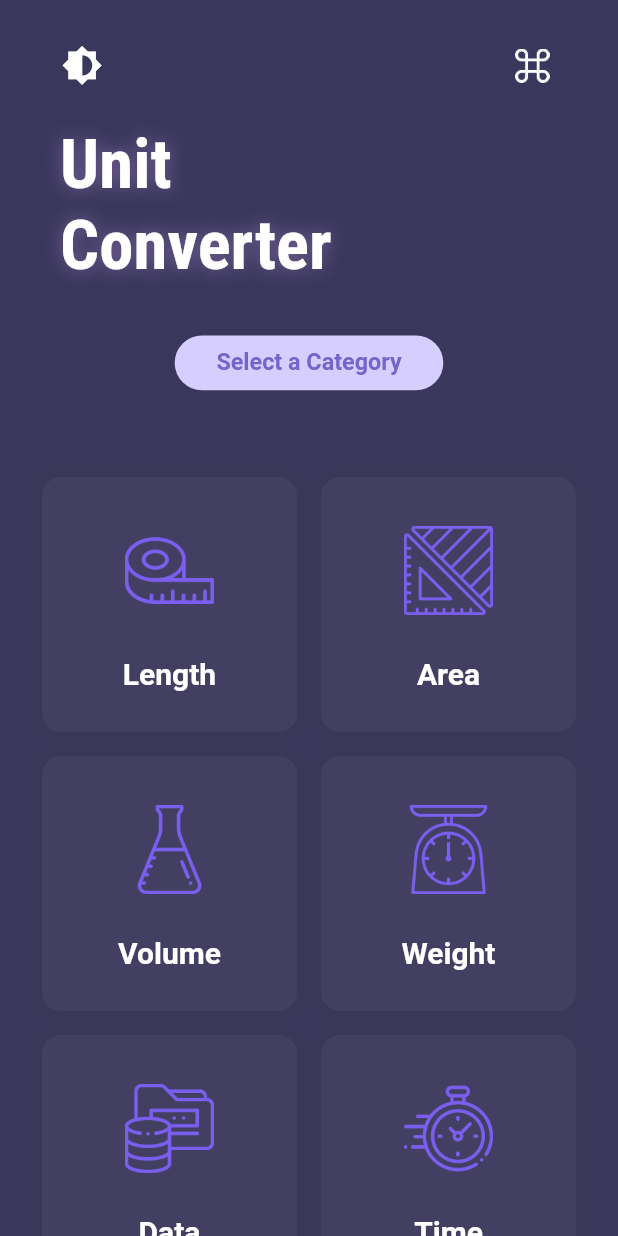
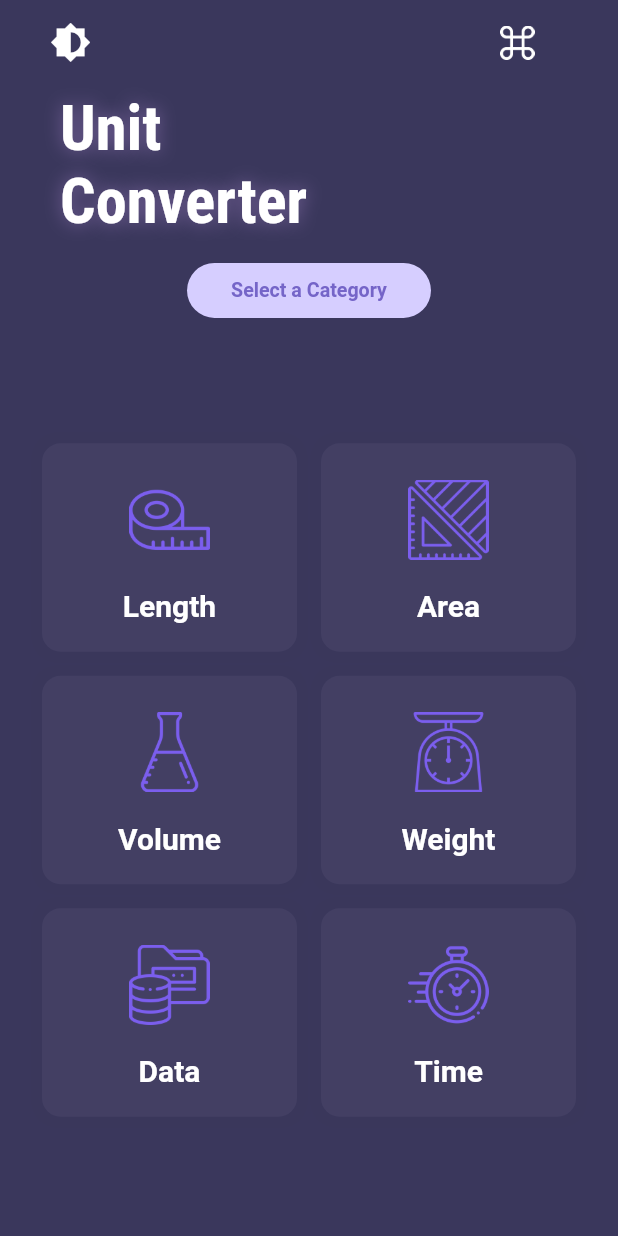
Before and after one commit to bharat-1809/Unito, a Flutter app: the screen it shows after launch, after a tap on the "brightness medium" icon, on a phone screen of 412 x 824 dp. Run offline on Flutter 3.47's test engine with Material 2 defaults, Android fonts, the phone set to English and light mode, and no system bars; drawn by our look-alikes of google_mobile_ads; our stand-ins replace data_connection_checker, flare_flutter; network calls fail.

Commit message:
ptch: improve and add ads

```diff
--- a/lib/component/appAds.dart
+++ b/lib/component/appAds.dart
@@ -1,9 +1,14 @@
 import 'dart:io';
 
+import 'package:google_mobile_ads/google_mobile_ads.dart';
+
 class AddManager {
-  static String get appId {
+  AddManager(this.initialization);
+  Future<InitializationStatus> initialization;
+
+  String get appId {
     if (Platform.isAndroid) {
-      return  "ca-app-pub-1828204131712236~3033530989";//"ca-app-pub-3940256099942544~4354546703";
+      return "ca-app-pub-1828204131712236~3033530989";
     } else if (Platform.isIOS) {
       return "APPSTORE_KEY";
     } else {
@@ -11,9 +16,9 @@ class AddManager {
     }
   }
 
-  static String get bannerAdUnitId {
+  String get bottomBannerAdId {
     if (Platform.isAndroid) {
-      return "ca-app-pub-1828204131712236/2650387606";//"ca-app-pub-3940256099942544/8865242552";
+      return "ca-app-pub-1828204131712236/2650387606";
     } else if (Platform.isIOS) {
       return "IOS_BANNER_KEY";
     } else {
@@ -21,7 +26,17 @@ class AddManager {
     }
   }
 
-  static String get interstitialAdUnitId {
+  String get topBannerAdId {
+    if (Platform.isAndroid) {
+      return "ca-app-pub-1828204131712236/8522925412";
+    } else if (Platform.isIOS) {
+      return "IOS_BANNER_KEY";
+    } else {
+      throw UnsupportedError("Unsupported Platform");
+    }
+  }
+
+  String get themeInterstitialAdId {
     if (Platform.isAndroid) {
       return "ca-app-pub-1828204131712236/8318238523";
     } else if (Platform.isIOS) {
@@ -30,4 +45,41 @@ class AddManager {
       throw new UnsupportedError("Unsupported platform");
     }
   }
+
+  String get aboutInterstitialAdId {
+    if (Platform.isAndroid) {
+      return "ca-app-pub-1828204131712236/1957517061";
+    } else if (Platform.isIOS) {
+      return "IOS_INTERSTITIAL_AD_ID";
+    } else {
+      throw new UnsupportedError("Unsupported platform");
+    }
+  }
+
+  String get testBanerAdId => 'ca-app-pub-3940256099942544/6300978111';
+  String get testInterstitialAdId => 'ca-app-pub-3940256099942544/1033173712';
+
+  AdListener get adListener => _adListener;
+
+  final AdListener _adListener = AdListener(
+    // Called when an ad is successfully received.
+    onAdLoaded: (Ad ad) => print('Ad--${ad.adUnitId} loaded.'),
+    // Called when an ad request failed.
+    onAdFailedToLoad: (Ad ad, LoadAdError error) {
+      ad.dispose();
+      print('Ad--${ad.adUnitId} failed to load: $error');
+    },
+    // Called when an ad opens an overlay that covers the screen.
+    onAdOpened: (Ad ad) => print('Ad--${ad.adUnitId} opened.'),
+    // Called when an ad removes an overlay that covers the screen.
+    onAdClosed: (Ad ad) {
+      print('Ad--${ad.adUnitId} closed.');
+      if (ad is InterstitialAd) {
+        ad.dispose();
+        ad.load();
+      }
+    },
+    // Called when an ad is in the process of leaving the application.
+    onApplicationExit: (Ad ad) => print('Ad--${ad.adUnitId} ---- Left application.'),
+  );
 }
--- a/lib/component/category_tile.dart
+++ b/lib/component/category_tile.dart
@@ -1,5 +1,4 @@
 import 'package:flutter/material.dart';
-import 'package:page_transition/page_transition.dart';
 import 'package:unito/component/category.dart';
 import 'package:unito/screens/unit_screen.dart';
 
@@ -19,10 +18,11 @@ class CategoryTile extends StatelessWidget {
     final height = MediaQuery.of(context).size.height;
 
     void _openConverterRoute(Category categoryUnit) {
-      Navigator.of(context).push(PageTransition(
-        child: UnitConverter(category: categoryUnit),
-        type: PageTransitionType.rightToLeftWithFade,
-      ));
+      Navigator.of(context).push(
+        MaterialPageRoute(
+          builder: (context) => UnitConverter(category: categoryUnit),
+        ),
+      );
     }
 
     return Padding(
@@ -35,7 +35,7 @@ class CategoryTile extends StatelessWidget {
           borderRadius: _borderRadius,
           boxShadow: [
             BoxShadow(
-              color: Color.fromRGBO(46, 46, 46, 0.05),
+              color: Color.fromRGBO(46, 46, 46, 0.03),
               offset: Offset(0.0, 0.0),
               spreadRadius: 5,
               blurRadius: 10,
@@ -61,11 +61,11 @@ class CategoryTile extends StatelessWidget {
                     padding: _padding8,
                     child: Image.asset(
                       category.iconLocation,
-                      height: 0.07226810673443456392 * height,
-                      width: 0.07226810673443456392 * height,
+                      height: 0.065 * height,
+                      width: 0.065 * height,
                     ),
                   ),
-                  SizedBox(height: 0.00222363405336721735 * height),
+                  SizedBox(height: 0.0022 * height),
                   Text(
                     category.name,
                     style: Theme.of(context).textTheme.caption,
--- a/lib/main.dart
+++ b/lib/main.dart
@@ -1,16 +1,23 @@
 import 'package:flutter/material.dart';
 import 'package:flutter/services.dart';
+import 'package:google_mobile_ads/google_mobile_ads.dart';
 import 'package:provider/provider.dart';
 import 'package:unito/app.dart';
+import 'package:unito/component/appAds.dart';
 import 'package:unito/theme/themeChanger.dart';
 
 void main() {
+  WidgetsFlutterBinding.ensureInitialized();
+  final initFuture = MobileAds.instance.initialize();
+  final adManager = AddManager(initFuture);
+
   /// This ensures that the orientation is always portrait
-
-  WidgetsFlutterBinding.ensureInitialized();
-  SystemChrome.setPreferredOrientations([DeviceOrientation.portraitUp]).then((_) => runApp(
-        Unito(),
-      ));
+  SystemChrome.setPreferredOrientations([DeviceOrientation.portraitUp]).then(
+    (_) => runApp(Provider.value(
+      value: adManager,
+      builder: (context, child) => Unito(),
+    )),
+  );
 }
 
 /// Unit Converter App.
--- a/lib/screens/category_screen.dart
+++ b/lib/screens/category_screen.dart
@@ -1,7 +1,7 @@
 import 'dart:convert';
 import 'package:flutter/material.dart';
 import 'package:flutter/rendering.dart';
-import 'package:page_transition/page_transition.dart';
+import 'package:google_mobile_ads/google_mobile_ads.dart';
 import 'package:unito/component/appAds.dart';
 import 'package:unito/component/category.dart';
 import 'package:unito/component/category_tile.dart';
@@ -10,7 +10,6 @@ import 'package:unito/screens/menu_screen.dart';
 import 'package:unito/theme/themeChanger.dart';
 import 'package:provider/provider.dart';
 import 'package:unito/theme/themes.dart';
-import 'package:firebase_admob/firebase_admob.dart';
 
 /// Builds the main screen.
 /// Containing the title, buttons and GridView
@@ -56,86 +55,55 @@ class _CategoryScreenState extends State<CategoryScreen> {
     'assets/icons/time2.png',
   ];
 
-  BannerAd _bannerAd;
-  InterstitialAd _interstitialAd;
-
-  bool _isInterstitialAdReady;
-
-  void _loadInterstitialAd() {
-    print("Loading Interstitial Ad");
-    _interstitialAd.load();
-  }
-
-  void _reloadInterstitialAd() async {
-    await _interstitialAd.dispose();
-
-    _isInterstitialAdReady = false;
-
-    _interstitialAd = InterstitialAd(
-      adUnitId: AddManager.interstitialAdUnitId,
-      listener: _onInterstitialAdEvent,
-    );
-
-    _interstitialAd.load();
-  }
-
-  void _moveToHome() {}
-
-  void _onInterstitialAdEvent(MobileAdEvent event) {
-    switch (event) {
-      case MobileAdEvent.loaded:
-        print("---------------------------> Interstitial Ad Loaded");
-        _isInterstitialAdReady = true;
-        break;
-      case MobileAdEvent.failedToLoad:
-        _isInterstitialAdReady = false;
-        print("---------------------------> Failed to load an interstitial ad");
-        break;
-      case MobileAdEvent.closed:
-        _moveToHome();
-        break;
-      default:
-      // NOTHING
-    }
-  }
-
-  void _loadBannerAd() {
-    _bannerAd
-      ..load()
-      ..show(anchorType: AnchorType.bottom);
-  }
-
-  @override
-  void initState() {
-    _isInterstitialAdReady = false;
-
-    _bannerAd = BannerAd(
-      adUnitId: AddManager.bannerAdUnitId,
-      size: AdSize.banner,
-    );
-
-    _interstitialAd = InterstitialAd(
-      adUnitId: AddManager.interstitialAdUnitId,
-      listener: _onInterstitialAdEvent,
-    );
-
-    _loadBannerAd();
-    _loadInterstitialAd();
-
-    super.initState();
-  }
+  BannerAd _bannerAdBottom;
+  BannerAd _bannerAdTop;
+  InterstitialAd _interstitialAdTheme;
+  InterstitialAd _interstitialAdAbout;
 
   @override
   void dispose() {
-    _bannerAd?.dispose();
-    _interstitialAd?.dispose();
-
+    _bannerAdBottom.dispose();
+    _bannerAdTop.dispose();
+    _interstitialAdTheme.dispose();
+    _interstitialAdAbout.dispose();
     super.dispose();
   }
 
   @override
   Future<void> didChangeDependencies() async {
     super.didChangeDependencies();
+    if (_bannerAdBottom == null || _bannerAdTop == null || _interstitialAdTheme == null) {
+      final _adManager = Provider.of<AddManager>(context);
+      _adManager.initialization.then((status) {
+        setState(() {
+          _bannerAdBottom = BannerAd(
+            size: AdSize.banner,
+            adUnitId: _adManager.bottomBannerAdId,
+            request: AdRequest(),
+            listener: _adManager.adListener,
+          )..load();
+
+          _bannerAdTop = BannerAd(
+            size: AdSize.banner,
+            adUnitId: _adManager.topBannerAdId,
+            request: AdRequest(),
+            listener: _adManager.adListener,
+          )..load();
+
+          _interstitialAdTheme = InterstitialAd(
+            adUnitId: _adManager.themeInterstitialAdId,
+            listener: _adManager.adListener,
+            request: AdRequest(),
+          )..load();
+
+          _interstitialAdAbout = InterstitialAd(
+            adUnitId: _adManager.aboutInterstitialAdId,
+            listener: _adManager.adListener,
+            request: AdRequest(),
+          )..load();
+        });
+      });
+    }
     if (_categories.isEmpty) {
       await _retrieveLocalCategories();
     }
@@ -208,7 +176,7 @@ class _CategoryScreenState extends State<CategoryScreen> {
       updateCategoryIcons();
       return GridView.count(
         crossAxisCount: 2,
-        childAspectRatio: 1,
+        childAspectRatio: 1.2,
         padding: EdgeInsets.symmetric(horizontal: 20.0, vertical: 1.0),
         children: _categories.map((Category c) {
           return CategoryTile(category: c);
@@ -224,28 +192,24 @@ class _CategoryScreenState extends State<CategoryScreen> {
         mainAxisAlignment: MainAxisAlignment.start,
         children: <Widget>[
           /// Spacer
-          SizedBox(height: 0.02401359593392630365 * height),
+          SizedBox(height: 0.005501359593392630365 * height),
 
           /// Top Icon Row
           Row(
-            mainAxisAlignment: MainAxisAlignment.spaceEvenly,
+            mainAxisAlignment: MainAxisAlignment.spaceAround,
             children: <Widget>[
               /// Spacer
-              SizedBox(width: width / 90),
 
               /// Theme toggle icon
               IconButton(
                 onPressed: () async {
-                  if (_isInterstitialAdReady) {
-                    _interstitialAd.show();
+                  if (_interstitialAdTheme != null) {
+                    _interstitialAdTheme.show();
                   }
 
-                  print("Theme change toogled");
+                  print('Theme changed toggled');
                   theme.themeData =
                       isDarkTheme ? appTheme.getLightTheme() : appTheme.getDarkTheme();
-
-                  _moveToHome();
-                  _reloadInterstitialAd();
                 },
                 padding: EdgeInsets.all(0.0),
                 highlightColor: Colors.transparent,
@@ -256,7 +220,7 @@ class _CategoryScreenState extends State<CategoryScreen> {
                   color: Theme.of(context).iconTheme.color,
                 ),
               ),
-              SizedBox(width: width / 2),
+              SizedBox(width: width / 3),
 
               /// Menu Icon
               FlatButton(
@@ -264,11 +228,13 @@ class _CategoryScreenState extends State<CategoryScreen> {
                 splashColor: Colors.transparent,
                 highlightColor: Colors.transparent,
                 onPressed: () {
-                  print('Height: $height || Width: $width');
-                  Navigator.of(context).push(PageTransition(
-                    child: MenuScreen(),
-                    type: PageTransitionType.rightToLeftWithFade,
-                  ));
+                  if (_interstitialAdAbout != null) {
+                    _interstitialAdAbout.show();
+                  }
+
+                  Navigator.of(context).push(
+                    MaterialPageRoute(builder: (context) => MenuScreen()),
+                  );
                 },
                 child: getIcon(),
               ),
@@ -276,7 +242,7 @@ class _CategoryScreenState extends State<CategoryScreen> {
           ),
 
           /// Spacer
-          SizedBox(height: 0.01901359593392630365 * height),
+          SizedBox(height: 0.01001359593392630365 * height),
 
           /// Heading Container
           Row(
@@ -290,14 +256,14 @@ class _CategoryScreenState extends State<CategoryScreen> {
                     style: Theme.of(context)
                         .textTheme
                         .headline5
-                        .copyWith(fontSize: 0.05559085133418043379 * height),
+                        .copyWith(fontSize: 0.05059085133418043379 * height),
                   ),
                   Text(
                     "Converter",
                     style: Theme.of(context)
                         .textTheme
                         .headline5
-                        .copyWith(fontSize: 0.05559085133418043379 * height),
+                        .copyWith(fontSize: 0.05059085133418043379 * height),
                   ),
                 ],
               ),
@@ -305,11 +271,11 @@ class _CategoryScreenState extends State<CategoryScreen> {
           ),
 
           /// Spacer
-          SizedBox(height: 0.03901359593392630365 * height),
+          SizedBox(height: 0.02001359593392630365 * height),
 
           /// Container for sub-heading
           Container(
-            width: 0.43472222222222220737 * width,
+            width: 0.39472222222222220737 * width,
             decoration: BoxDecoration(
               borderRadius: BorderRadius.circular(70),
               color: Theme.of(context).accentColor,
@@ -321,13 +287,22 @@ class _CategoryScreenState extends State<CategoryScreen> {
                 style: Theme.of(context)
                     .textTheme
                     .subtitle1
-                    .copyWith(fontSize: 0.01890088945362134749 * height),
+                    .copyWith(fontSize: 0.01590088945362134749 * height),
               ),
             ),
           ),
+          SizedBox(height: 0.02035451080050826027 * height),
+
+          if (_bannerAdTop == null)
+            SizedBox(height: 50)
+          else
+            Container(
+              height: 50,
+              child: AdWidget(ad: _bannerAdTop),
+            ),
 
           /// Spacer
-          SizedBox(height: 0.02035451080050826027 * height),
+          // SizedBox(height: 0.02035451080050826027 * height),
         ],
       );
     }
@@ -340,13 +315,21 @@ class _CategoryScreenState extends State<CategoryScreen> {
         children: <Widget>[
           Expanded(flex: 3, child: _topBar()),
           Expanded(flex: 5, child: _buildCategoryGrid()),
+          if (_bannerAdBottom == null)
+            SizedBox(height: 50)
+          else
+            Container(
+              height: 60,
+              alignment: Alignment.bottomCenter,
+              child: AdWidget(ad: _bannerAdBottom),
+            ),
         ],
       );
     }
 
     return Scaffold(
       backgroundColor: Theme.of(context).backgroundColor,
-      resizeToAvoidBottomPadding: false,
+      resizeToAvoidBottomInset: false,
       body: SafeArea(
         child: listView(),
       ),
--- a/lib/screens/splash_screen.dart
+++ b/lib/screens/splash_screen.dart
@@ -1,9 +1,7 @@
 import 'dart:async';
 
-import 'package:firebase_admob/firebase_admob.dart';
 import 'package:flare_flutter/flare_actor.dart';
 import 'package:flutter/material.dart';
-import 'package:unito/component/appAds.dart';
 
 class SplashScreen extends StatefulWidget {
   @override
@@ -13,7 +11,7 @@ class SplashScreen extends StatefulWidget {
 class _SplashScreenState extends State<SplashScreen> {
   /// Method to display [SplashScreen] for the given duration
   startTime() async {
-    var _duration = Duration(seconds: 2);
+    var _duration = Duration(milliseconds: 1500);
     return Timer(_duration, navigationPage);
   }
 
@@ -22,14 +20,10 @@ class _SplashScreenState extends State<SplashScreen> {
     Navigator.of(context).pushReplacementNamed('/CategoryScreen');
   }
 
-  Future<void> _initAdMob() async {
-    return FirebaseAdMob.instance.initialize(appId: AddManager.appId);
-  }
-
   @override
   void initState() {
     super.initState();
-    _initAdMob().then((_) => startTime());
+    startTime();
   }
 
   @override
```
